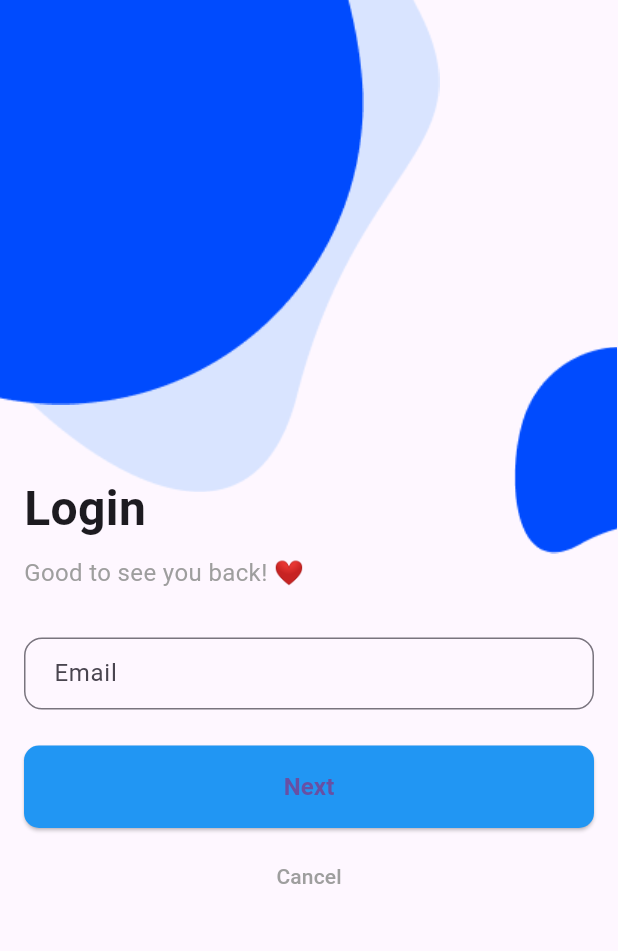
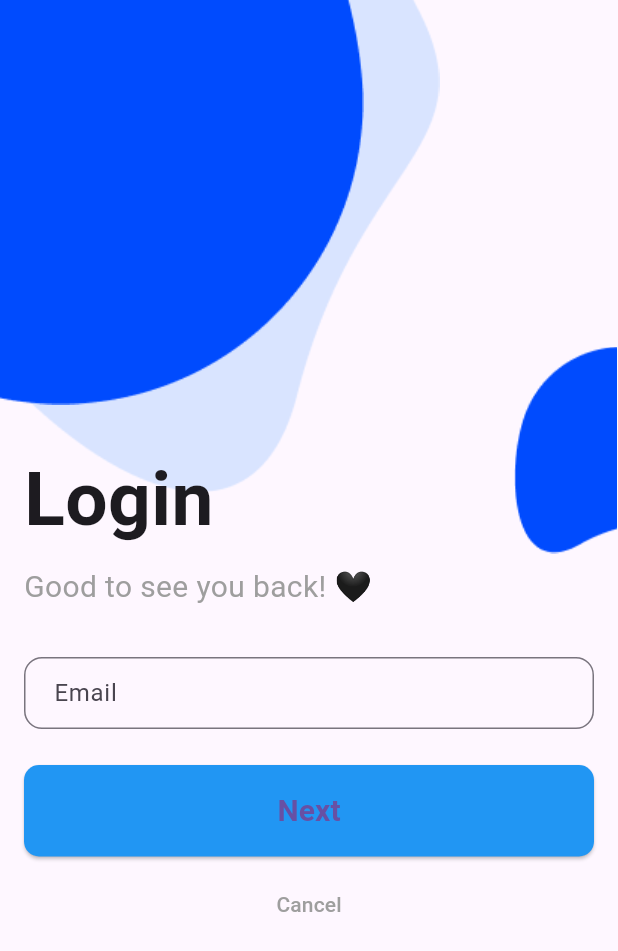
Before and after one commit to abwkhlf/Abdulmomen-Al-Nahari, a Flutter app: the screen it shows after launch, on a phone screen of 412 x 824 dp. Shown: the top 951 px of the screen. Run offline on Flutter 3.47's test engine with Material 3 defaults, Android fonts, the phone set to English and light mode, and no system bars.

Commit message:
feat(projet): Add a Login Page Number (3)

```diff
--- a/lib/main.dart
+++ b/lib/main.dart
@@ -58,15 +58,15 @@ class LoginScreen extends StatelessWidget {
                 const Text(
                   "Login",
                   style: TextStyle(
-                    fontSize: 32,
+                    fontSize: 50,
                     fontWeight: FontWeight.bold,
                   ),
                 ),
                 const SizedBox(height: 8),
                 const Text(
-                  "Good to see you back! ❤️",
+                  "Good to see you back! 🖤",
                   style: TextStyle(
-                    fontSize: 16,
+                    fontSize: 20,
                     color: Colors.grey,
                   ),
                 ),
@@ -99,7 +99,7 @@ class LoginScreen extends StatelessWidget {
                     child: const Text(
                       "Next",
                       style:
-                          TextStyle(fontSize: 16, fontWeight: FontWeight.bold),
+                          TextStyle(fontSize: 20, fontWeight: FontWeight.bold),
                     ),
                   ),
                 ),
```
